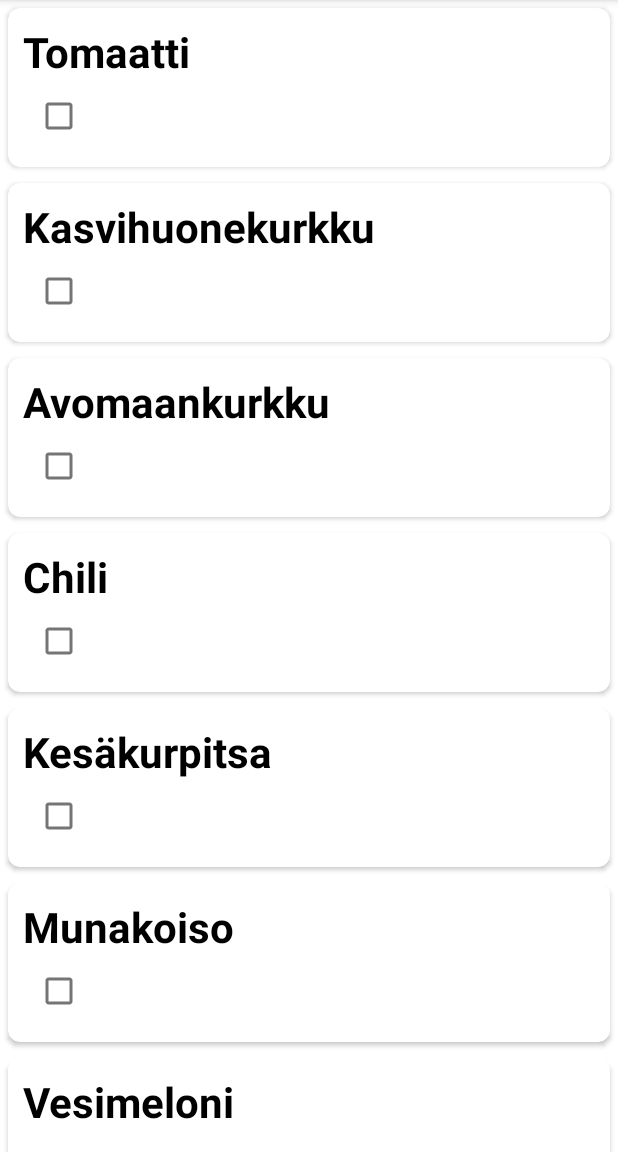
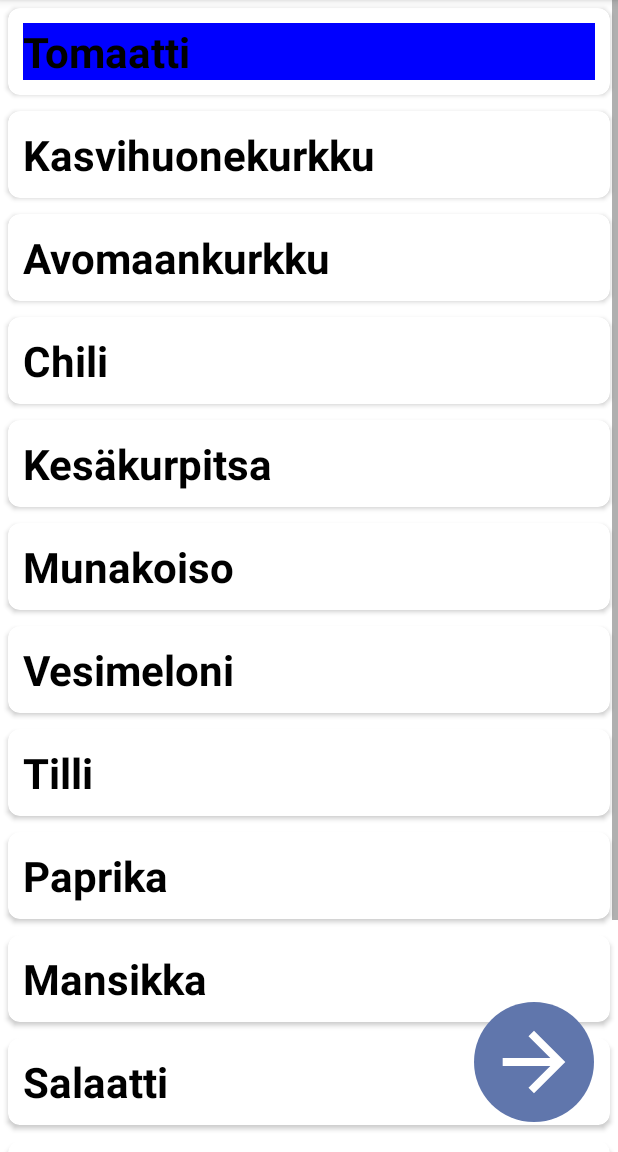
Before and after one commit to Vezki/OhjelmointiProjekti, an Android app: the KasviValinta screen opened directly, with no data from a screen before it, after a tap on "Tomaatti", on a phone screen of 412 x 824 dp, the part 84-1236 px from its top. Run offline under Robolectric (Android 15) with nearby library versions, the phone set to English and light mode, and no system bars.

Commit message:
Kasveja pystyy nyt valitsemaan. Nuoli nappi lisatty, muttei napissa viela toiminnallisuutta

```diff
--- a/Appi/app/src/main/java/com/plantsit/koskaistutan/CustomAdapter.java
+++ b/Appi/app/src/main/java/com/plantsit/koskaistutan/CustomAdapter.java
@@ -2,6 +2,8 @@ package com.plantsit.koskaistutan;
 
 import android.annotation.SuppressLint;
 import android.content.Context;
+import android.graphics.Color;
+import android.util.Log;
 import android.view.LayoutInflater;
 import android.view.View;
 import android.view.ViewGroup;
@@ -14,6 +16,7 @@ import java.util.ArrayList;
 public class CustomAdapter extends RecyclerView.Adapter<CustomAdapter.MyViewHolder>
 {
     ArrayList<String> kasvinimi;
+    ArrayList<String> valitutKasvit = new ArrayList<>();
 
     Context ctx;
 
@@ -33,11 +36,19 @@ public class CustomAdapter extends RecyclerView.Adapter<CustomAdapter.MyViewHold
     @Override
     public void onBindViewHolder(@NonNull MyViewHolder holder, @SuppressLint("RecyclerView") final int position) {
         holder.kasvi.setText(kasvinimi.get(position));
-
         holder.itemView.setOnClickListener(new View.OnClickListener() {
             @Override
-            public void onClick(View v) {
-                Toast.makeText(ctx, kasvinimi.get(position), Toast.LENGTH_SHORT).show();
+            public void onClick(View vh) {
+                String tamanKasvinNimi = holder.kasvi.getText().toString();
+                if(valitutKasvit.contains(tamanKasvinNimi)){
+                    holder.kasvi.setBackgroundColor(Color.WHITE);
+                    valitutKasvit.remove(tamanKasvinNimi);
+                    Toast.makeText(ctx, valitutKasvit.toString(), Toast.LENGTH_SHORT).show();
+                }else{
+                    holder.kasvi.setBackgroundColor(Color.BLUE);
+                    valitutKasvit.add(tamanKasvinNimi);
+                    Toast.makeText(ctx, valitutKasvit.toString(), Toast.LENGTH_SHORT).show();
+                }
             }
         }
         );
--- a/Appi/app/src/main/res/layout/activity_kasvi_valinta.xml
+++ b/Appi/app/src/main/res/layout/activity_kasvi_valinta.xml
@@ -16,4 +16,18 @@
         tools:layout_editor_absoluteY="0dp"
         tools:listitem="@layout/listaan" />
 
+
+    <ImageButton
+        android:id="@+id/btnNuoli"
+        android:layout_width="80dp"
+        android:layout_height="80dp"
+        android:background="@drawable/pyorea_nappi_bg"
+        app:layout_constraintBottom_toBottomOf="parent"
+        app:layout_constraintEnd_toEndOf="parent"
+        app:layout_constraintHorizontal_bias="0.951"
+        app:layout_constraintStart_toStartOf="parent"
+        app:layout_constraintTop_toTopOf="parent"
+        app:layout_constraintVertical_bias="0.971"
+        app:srcCompat="@drawable/ic_arrow_right_foreground" />
+
 </androidx.constraintlayout.widget.ConstraintLayout>
--- a/Appi/app/src/main/res/layout/listaan.xml
+++ b/Appi/app/src/main/res/layout/listaan.xml
@@ -23,11 +23,11 @@
             android:textColor="@android:color/black"
             android:layout_height="wrap_content"/>
 
-        <CheckBox
+    <!--    <CheckBox
             android:layout_width="wrap_content"
             android:layout_height="wrap_content"
             android:id="@+id/valitse"
-            android:checked="false" />
+            android:checked="false" /> -->
     </LinearLayout>
 
 </androidx.cardview.widget.CardView>
```
Also changed, not shown: Appi/app/src/main/java/com/plantsit/koskaistutan/KasviValinta.java (+7 -0 lines).
